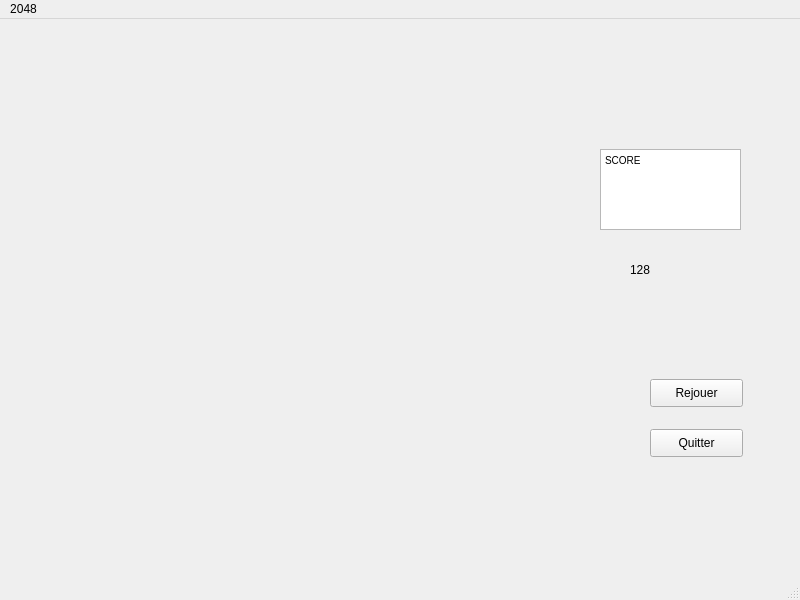
GuerfelMohamed/Projet-Jeu2048, file mainwindow.ui: the form before one commit.
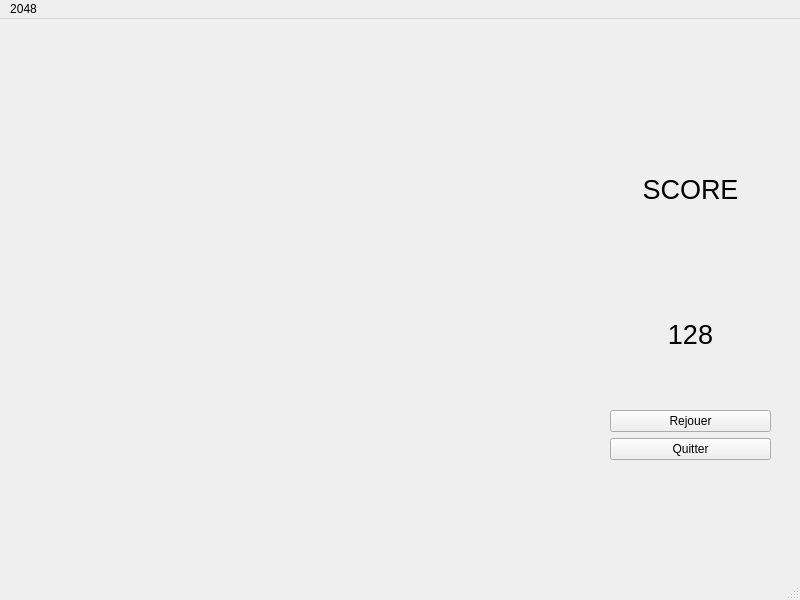
The form after the commit.

Patch:
```diff
--- a/mainwindow.ui
+++ b/mainwindow.ui
@@ -17,69 +17,58 @@
    <widget class="QWidget" name="gridLayoutWidget">
     <property name="geometry">
      <rect>
-      <x>20</x>
-      <y>50</y>
-      <width>491</width>
-      <height>451</height>
+      <x>610</x>
+      <y>100</y>
+      <width>161</width>
+      <height>341</height>
      </rect>
     </property>
-    <layout class="QGridLayout" name="gridLayout"/>
-   </widget>
-   <widget class="QPushButton" name="pushButton">
-    <property name="geometry">
-     <rect>
-      <x>650</x>
-      <y>360</y>
-      <width>93</width>
-      <height>28</height>
-     </rect>
-    </property>
-    <property name="text">
-     <string>Rejouer</string>
-    </property>
-   </widget>
-   <widget class="QPushButton" name="pushButton_2">
-    <property name="geometry">
-     <rect>
-      <x>650</x>
-      <y>410</y>
-      <width>93</width>
-      <height>28</height>
-     </rect>
-    </property>
-    <property name="text">
-     <string>Quitter</string>
-    </property>
-   </widget>
-   <widget class="QLabel" name="label">
-    <property name="geometry">
-     <rect>
-      <x>630</x>
-      <y>220</y>
-      <width>91</width>
-      <height>61</height>
-     </rect>
-    </property>
-    <property name="text">
-     <string>128</string>
-    </property>
-   </widget>
-   <widget class="QTextBrowser" name="textBrowser">
-    <property name="geometry">
-     <rect>
-      <x>600</x>
-      <y>130</y>
-      <width>141</width>
-      <height>81</height>
-     </rect>
-    </property>
-    <property name="html">
-     <string>&lt;!DOCTYPE HTML PUBLIC &quot;-//W3C//DTD HTML 4.0//EN&quot; &quot;http://www.w3.org/TR/REC-html40/strict.dtd&quot;&gt;
-&lt;html&gt;&lt;head&gt;&lt;meta name=&quot;qrichtext&quot; content=&quot;1&quot; /&gt;&lt;style type=&quot;text/css&quot;&gt;
-p, li { white-space: pre-wrap; }
-&lt;/style&gt;&lt;/head&gt;&lt;body style=&quot; font-family:'MS Shell Dlg 2'; font-size:7.8pt; font-weight:400; font-style:normal;&quot;&gt;
-&lt;p style=&quot; margin-top:0px; margin-bottom:0px; margin-left:0px; margin-right:0px; -qt-block-indent:0; text-indent:0px;&quot;&gt;SCORE&lt;/p&gt;&lt;/body&gt;&lt;/html&gt;</string>
-    </property>
+    <layout class="QVBoxLayout" name="verticalLayout">
+     <item>
+      <widget class="QLabel" name="label_2">
+       <property name="font">
+        <font>
+         <pointsize>20</pointsize>
+        </font>
+       </property>
+       <property name="text">
+        <string>SCORE</string>
+       </property>
+       <property name="alignment">
+        <set>Qt::AlignCenter</set>
+       </property>
+      </widget>
+     </item>
+     <item>
+      <widget class="QLabel" name="score">
+       <property name="font">
+        <font>
+         <pointsize>20</pointsize>
+        </font>
+       </property>
+       <property name="text">
+        <string>128</string>
+       </property>
+       <property name="alignment">
+        <set>Qt::AlignCenter</set>
+       </property>
+      </widget>
+     </item>
+     <item>
+      <widget class="QPushButton" name="Rejouer">
+       <property name="text">
+        <string>Rejouer</string>
+       </property>
+      </widget>
+     </item>
+     <item>
+      <widget class="QPushButton" name="Quitter">
+       <property name="text">
+        <string>Quitter</string>
+       </property>
+      </widget>
+     </item>
+    </layout>
    </widget>
   </widget>
   <widget class="QMenuBar" name="menubar">
```
Left out of the diff: 21 changed lines with no effect on the pictures.
